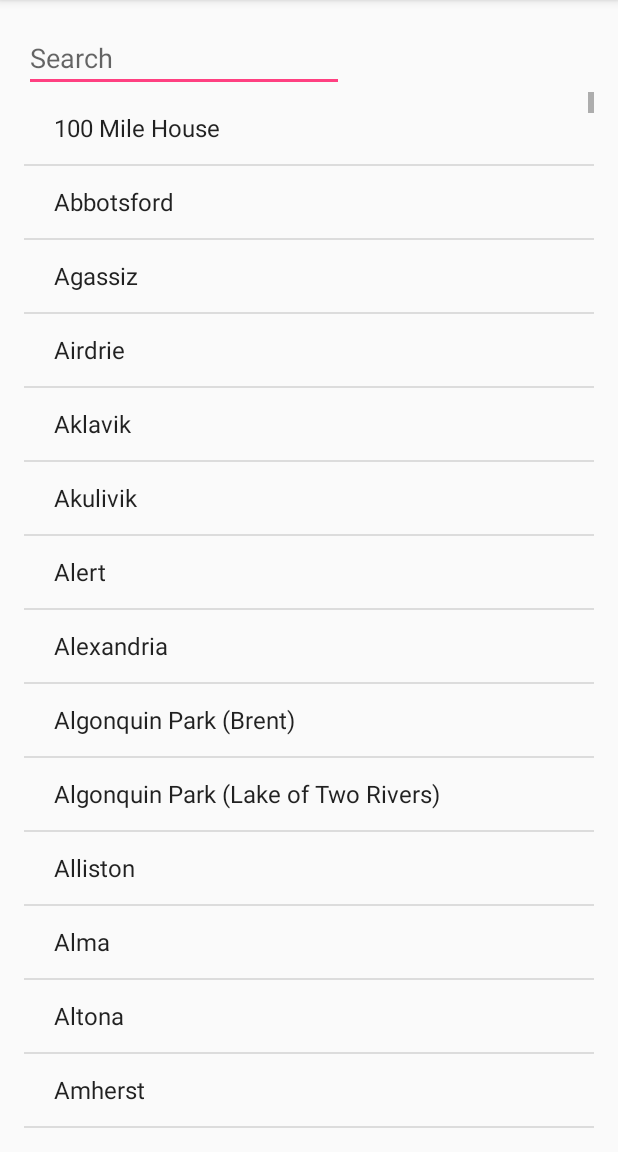
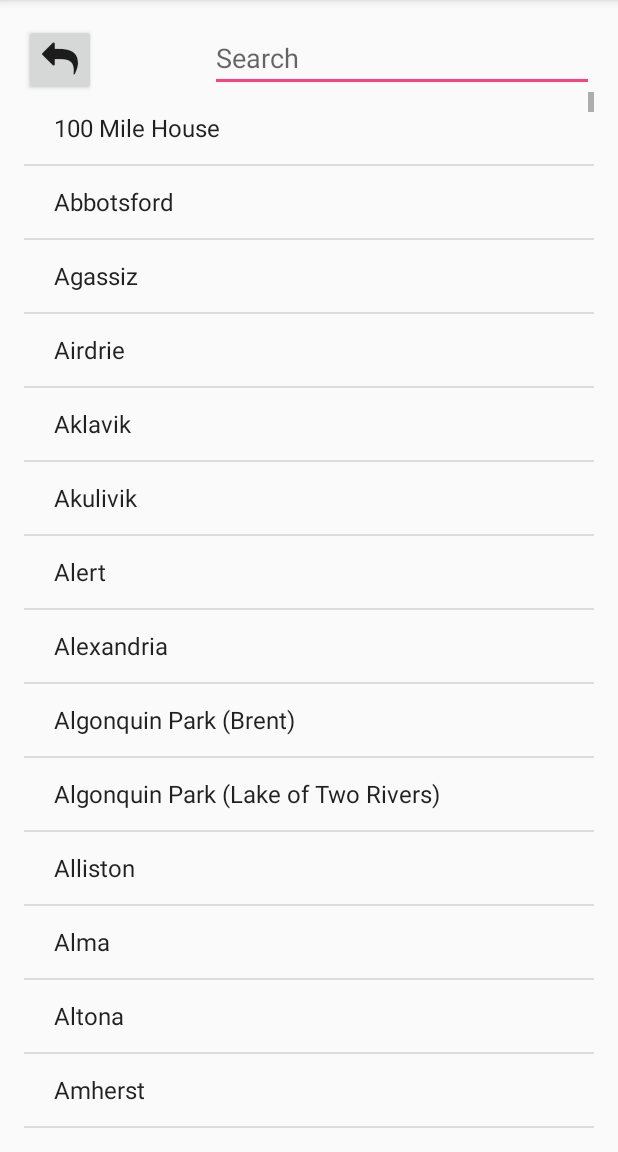
Before and after one commit to dpulsifer/CSCI4176-A3, an Android app: the LocationActivity screen opened directly, with no data from a screen before it, on a phone screen of 412 x 824 dp, the part 84-1236 px from its top. Run offline under Robolectric (Android 15) with nearby library versions, the phone set to English and light mode, and no system bars.

Commit message:
Added back button to Location Activity

```diff
--- a/app/src/main/java/cs/dal/weatherapp/LocationActivity.java
+++ b/app/src/main/java/cs/dal/weatherapp/LocationActivity.java
@@ -1,6 +1,7 @@
 package cs.dal.weatherapp;
 
 import android.content.Intent;
+import android.graphics.Typeface;
 import android.provider.ContactsContract;
 import android.support.v7.app.AppCompatActivity;
 import android.os.Bundle;
@@ -9,6 +10,7 @@ import android.text.TextWatcher;
 import android.view.View;
 import android.widget.AdapterView;
 import android.widget.ArrayAdapter;
+import android.widget.Button;
 import android.widget.EditText;
 import android.widget.ListView;
 import android.widget.ProgressBar;
@@ -25,6 +27,7 @@ import cs.dal.weatherapp.weather.WeatherLoaderTask;
 
 public class LocationActivity extends AppCompatActivity {
 
+    Button backButton;
     EditText searchLocation;
     ListView listView;
 
@@ -33,6 +36,10 @@ public class LocationActivity extends AppCompatActivity {
         super.onCreate(savedInstanceState);
         setContentView(R.layout.activity_location);
 
+        Typeface font = Typeface.createFromAsset( getAssets(), "fontawesome-webfont.ttf" );
+
+        backButton = (Button)findViewById(R.id.backButton);
+        backButton.setTypeface(font);
         searchLocation = (EditText)findViewById(R.id.searchLocation);
         searchLocation.setHint("Search");
         listView = (ListView)findViewById(R.id.locationList);
@@ -88,5 +95,13 @@ public class LocationActivity extends AppCompatActivity {
                 startActivity(intent);
             }
         });
+
+        backButton.setOnClickListener(new View.OnClickListener() {
+            @Override
+            public void onClick(View v) {
+                Intent intent = new Intent(LocationActivity.this, MainActivity.class);
+                startActivity(intent);
+            }
+        });
     }
 }
--- a/app/src/main/res/layout/activity_location.xml
+++ b/app/src/main/res/layout/activity_location.xml
@@ -10,11 +10,21 @@
     android:paddingTop="@dimen/activity_vertical_margin"
     tools:context="cs.dal.weatherapp.LocationActivity">
 
+    <Button
+        android:text="@string/icon_back"
+        android:textSize="24dp"
+        style="?android:attr/buttonStyleSmall"
+        android:layout_width="wrap_content"
+        android:layout_height="wrap_content"
+        android:id="@+id/backButton"
+        android:layout_alignParentLeft="true" />
+
     <EditText
         android:layout_width="wrap_content"
         android:layout_height="wrap_content"
         android:inputType="textPersonName"
-        android:ems="10"
+        android:ems="12"
+        android:layout_alignParentRight="true"
         android:id="@+id/searchLocation" />
 
     <ListView
@@ -22,4 +32,5 @@
         android:layout_height="match_parent"
         android:layout_below="@id/searchLocation"
         android:id="@+id/locationList" />
+
 </RelativeLayout>
--- a/app/src/main/res/layout/activity_main.xml
+++ b/app/src/main/res/layout/activity_main.xml
@@ -35,13 +35,12 @@
     <TextView
         android:layout_width="wrap_content"
         android:layout_height="wrap_content"
-        android:text="location"
+        android:text="No location selected."
         android:id="@+id/locationView"
         android:layout_below="@id/weather"
         android:layout_centerHorizontal="true" />
 
     <TextView
-        android:text="updateTime"
         android:layout_width="wrap_content"
         android:layout_height="wrap_content"
         android:id="@+id/updateView"
--- a/app/src/main/res/values/strings.xml
+++ b/app/src/main/res/values/strings.xml
@@ -1,4 +1,5 @@
 <resources>
     <string name="app_name">WeatherApp</string>
     <string name="icon_map_pin">&#xf041;</string>
+    <string name="icon_back">&#xf112;</string>
 </resources>
```
